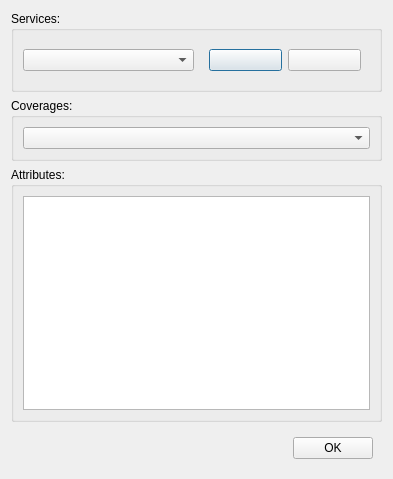
matheuszaglia/wtss.tl, file src/wtss-tl/ui/server_config_dialog_form.ui: the form before one commit.
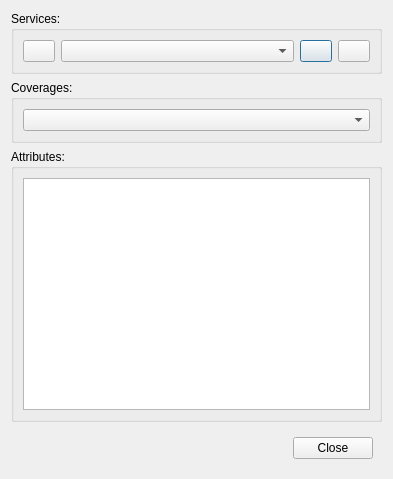
The form after the commit.

Commit message: adding buttons functionalities

Diff of the .ui file:
```diff
--- a/src/wtss-tl/ui/server_config_dialog_form.ui
+++ b/src/wtss-tl/ui/server_config_dialog_form.ui
@@ -10,6 +10,12 @@
     <height>479</height>
    </rect>
   </property>
+  <property name="maximumSize">
+   <size>
+    <width>480</width>
+    <height>640</height>
+   </size>
+  </property>
   <property name="windowTitle">
    <string>Dialog</string>
   </property>
@@ -19,28 +25,47 @@
      <property name="title">
       <string>Services:</string>
      </property>
-     <layout class="QHBoxLayout" name="horizontalLayout">
-      <item>
-       <widget class="QComboBox" name="cboServices"/>
-      </item>
-      <item>
-       <widget class="QWidget" name="wdtButtons" native="true">
-        <layout class="QHBoxLayout" name="horizontalLayout_2">
-         <item>
+     <layout class="QGridLayout" name="gridLayout">
+      <item row="0" column="2">
           <widget class="QPushButton" name="btnAddServer">
+        <property name="maximumSize">
+         <size>
+          <width>32</width>
+          <height>32</height>
+         </size>
+        </property>
            <property name="text">
             <string/>
            </property>
           </widget>
          </item>
-         <item>
+      <item row="0" column="1">
+       <widget class="QComboBox" name="cboServices"/>
+      </item>
+      <item row="0" column="3">
           <widget class="QPushButton" name="btnRemoveServer">
+        <property name="maximumSize">
+         <size>
+          <width>32</width>
+          <height>32</height>
+         </size>
+        </property>
            <property name="text">
             <string/>
            </property>
           </widget>
          </item>
-        </layout>
+      <item row="0" column="0">
+       <widget class="QPushButton" name="btnRefreshServer">
+        <property name="maximumSize">
+         <size>
+          <width>32</width>
+          <height>32</height>
+         </size>
+        </property>
+        <property name="text">
+         <string/>
+        </property>
        </widget>
       </item>
      </layout>
@@ -91,9 +116,20 @@
        </spacer>
       </item>
       <item>
-       <widget class="QPushButton" name="btnOk">
+       <widget class="QPushButton" name="btnClose">
+        <property name="maximumSize">
+         <size>
+          <width>150</width>
+          <height>32</height>
+         </size>
+        </property>
+        <property name="font">
+         <font>
+          <italic>false</italic>
+         </font>
+        </property>
         <property name="text">
-         <string>OK</string>
+         <string>Close</string>
         </property>
        </widget>
       </item>
```
Lines whose indentation alone changed are shown as unchanged. The commit also changes 5 other files.
